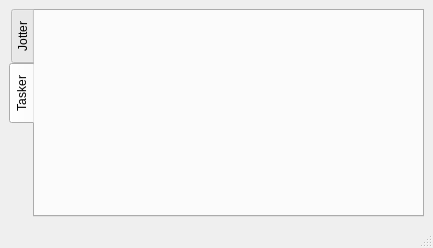
Before: the Qt Designer form src/mainwindow.ui in ixotum/ksilit_qt, drawn with Qt 5.
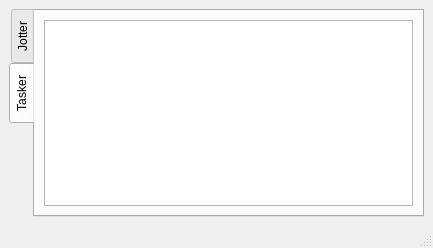
After: the same form once the commit is applied. The open tabs and pages were chosen to show the change.

Commit message: MAJOR CHANGE: taskerTreeView added

The edit to the form file:
```diff
--- a/src/mainwindow.ui
+++ b/src/mainwindow.ui
@@ -47,6 +47,11 @@
        <attribute name="title">
         <string>Tasker</string>
        </attribute>
+       <layout class="QGridLayout" name="gridLayout_3">
+        <item row="0" column="0">
+         <widget class="QTreeView" name="taskerTreeView"/>
+        </item>
+       </layout>
       </widget>
      </widget>
     </item>
```
